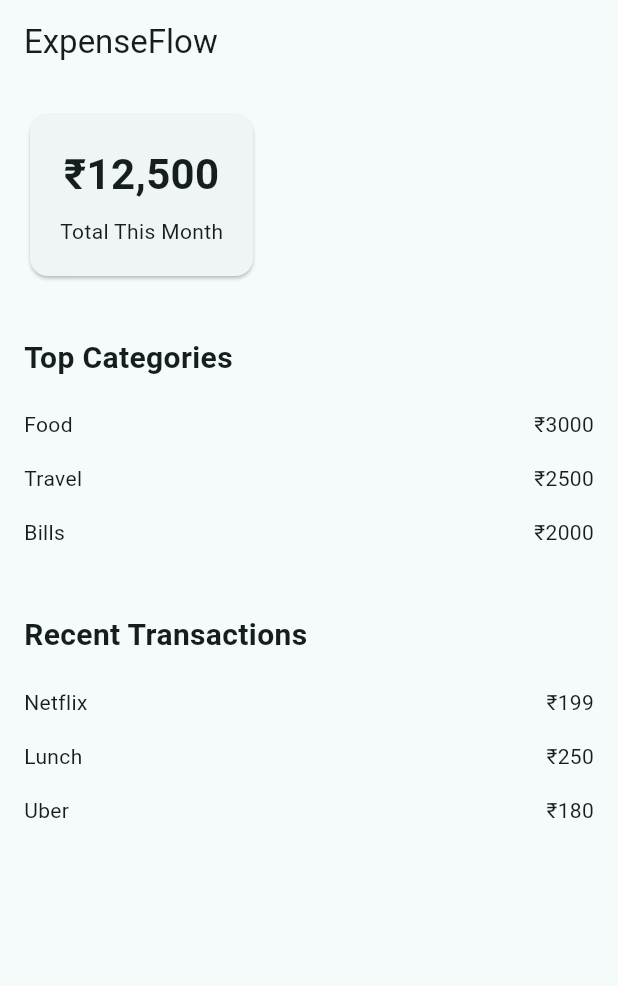
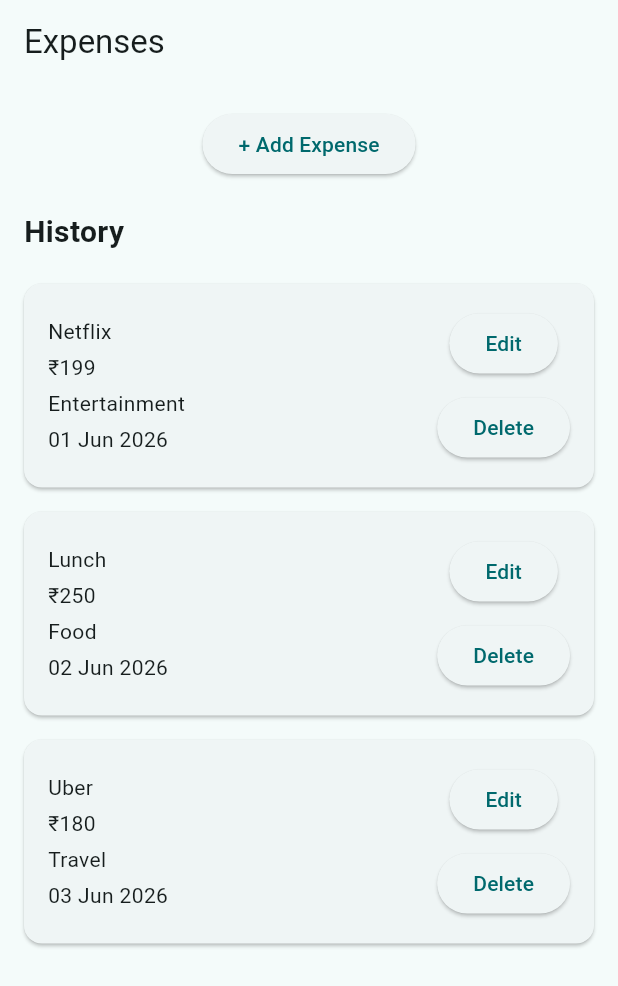
Before and after one commit to sreekarmovva/expense-flow, a Flutter app: the screen it shows after launch, on a phone screen of 412 x 824 dp. Shown: the top 986 px of the screen. Run offline on Flutter 3.47's test engine with Material 3 defaults, Android fonts, the phone set to English and light mode, and no system bars; our stand-ins replace flutter_riverpod, go_router.

Commit message:
Completed Day 3 - Expense Management UI

```diff
--- a/lib/app/routes.dart
+++ b/lib/app/routes.dart
@@ -1,12 +1,13 @@
 import 'package:go_router/go_router.dart';
 
 import '../features/dashboard/dashboard_screen.dart';
+import '../features/expenses/expense_screen.dart';
 
 final GoRouter appRouter = GoRouter(
   routes: [
     GoRoute(
       path: '/',
-      builder: (context, state) => const DashboardScreen(),
+      builder: (context, state) => const ExpenseScreen(),
     ),
   ],
 );
--- /dev/null
+++ b/lib/features/expenses/expense_screen.dart
@@ -0,0 +1,67 @@
+import 'package:flutter/material.dart';
+import 'widgets/expense_card.dart';
+import 'widgets/expense_form.dart';
+
+class ExpenseScreen extends StatelessWidget {
+  const ExpenseScreen({super.key});
+
+  @override
+  Widget build(BuildContext context) {
+    return Scaffold(
+      appBar: AppBar(
+        title: const Text('Expenses'),
+      ),
+      body: Padding(
+        padding: const EdgeInsets.all(16),
+        child: Column(
+          children: [
+            ElevatedButton(
+              onPressed: () {
+                showDialog(
+                  context: context,
+                  builder: (context) {
+                    return AlertDialog(
+                      title: const Text('Add Expense'),
+                      content: const ExpenseForm(),
+                    );
+                  },
+                );
+              },
+              child: const Text('+ Add Expense'),
+            ),
+            const SizedBox(height: 20),
+            const Align(
+              alignment: Alignment.centerLeft,
+              child: Text(
+                'History',
+                style: TextStyle(
+                  fontSize: 20,
+                  fontWeight: FontWeight.bold,
+                ),
+              ),
+            ),
+            const SizedBox(height: 12),
+            const ExpenseCard(
+              expenseName: 'Netflix',
+              amount: '₹199',
+              category: 'Entertainment',
+              date: '01 Jun 2026',
+            ),
+            const ExpenseCard(
+              expenseName: 'Lunch',
+              amount: '₹250',
+              category: 'Food',
+              date: '02 Jun 2026',
+            ),
+            const ExpenseCard(
+              expenseName: 'Uber',
+              amount: '₹180',
+              category: 'Travel',
+              date: '03 Jun 2026',
+            ),
+          ],
+        ),
+      ),
+    );
+  }
+}
--- /dev/null
+++ b/lib/features/expenses/widgets/expense_card.dart
@@ -0,0 +1,58 @@
+import 'package:flutter/material.dart';
+
+class ExpenseCard extends StatelessWidget {
+  final String expenseName;
+  final String amount;
+  final String category;
+  final String date;
+  const ExpenseCard({
+    super.key,
+    required this.expenseName,
+    required this.amount,
+    required this.category,
+    required this.date,
+  });
+
+  @override
+  Widget build(BuildContext context) {
+    return Card(
+      margin: const EdgeInsets.symmetric(
+        vertical: 8,
+      ),
+      child: Padding(
+        padding: const EdgeInsets.all(16),
+        child: Row(
+          children: [
+            Expanded(
+              child: Column(
+                crossAxisAlignment: CrossAxisAlignment.start,
+                children: [
+                  Text(expenseName),
+                  const SizedBox(height: 4),
+                  Text(amount),
+                  const SizedBox(height: 4),
+                  Text(category),
+                  const SizedBox(height: 4),
+                  Text(date),
+                ],
+              ),
+            ),
+            Column(
+              children: [
+                ElevatedButton(
+                  onPressed: () {},
+                  child: const Text('Edit'),
+                ),
+                const SizedBox(height: 8),
+                ElevatedButton(
+                  onPressed: () {},
+                  child: const Text('Delete'),
+                ),
+              ],
+            ),
+          ],
+        ),
+      ),
+    );
+  }
+}
```
Also changed, not shown: lib/features/expenses/widgets/expense_form.dart (added, +66 -0 lines).
